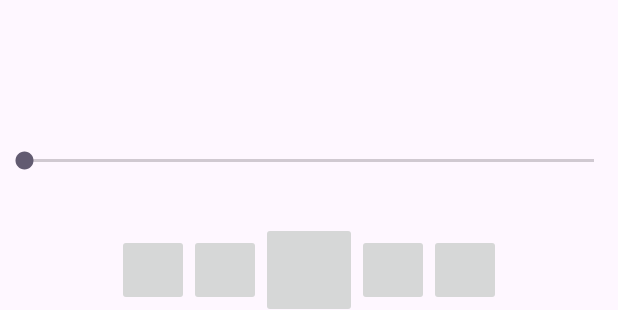
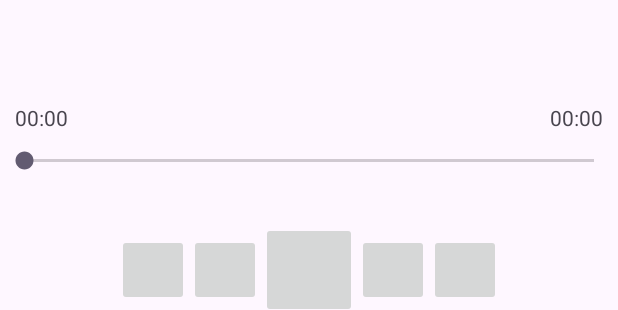
Before and after one commit to hiephid/MusicPlayer, an Android app: the layout activity_music_player.xml on its own in the app's theme, with its tools: preview values and no code run, on a phone screen of 412 x 824 dp. Shown: the part 553-863 px from the top of the screen. Run offline under Robolectric (Android 15) with nearby library versions, the phone set to English and light mode, and no system bars.

Commit message:
chuc nang tuong tac seekbar , ngau nhien (50)

```diff
--- a/app/src/main/res/layout/activity_music_player.xml
+++ b/app/src/main/res/layout/activity_music_player.xml
@@ -48,6 +48,24 @@
             android:layout_below="@+id/coverImageView"
             android:layout_marginTop="39dp" />
 
+        <TextView
+            android:id="@+id/txt_timeStart"
+            android:layout_width="wrap_content"
+            android:layout_height="wrap_content"
+            android:layout_below="@id/coverImageView"
+            android:text="00:00"
+            android:paddingTop="10dp"
+            android:paddingStart="10dp"/>
+        <TextView
+            android:id="@+id/txt_totalTime"
+            android:layout_width="wrap_content"
+            android:layout_height="wrap_content"
+            android:layout_below="@id/coverImageView"
+            android:layout_alignParentEnd="true"
+            android:paddingTop="10dp"
+            android:paddingEnd="10dp"
+            android:text="00:00" />
+
         <LinearLayout
             android:id="@+id/controlLayout"
             android:layout_width="match_parent"
@@ -80,6 +98,7 @@
                 android:id="@+id/shuffleButton"
                 android:layout_width="48dp"
                 android:layout_height="48dp" />
+
         </LinearLayout>
 
     </RelativeLayout>
```
Also changed, not shown: app/src/main/java/com/example/musicplayer/MusicPlayerActivity.java (+165 -16 lines).
